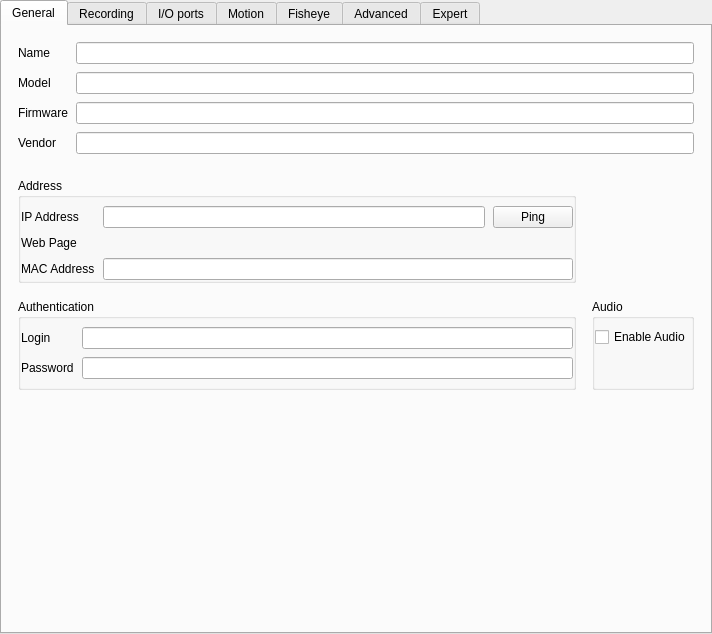
This is client/src/ui/widgets/properties/single_camera_settings_widget.ui in networkoptix/nx_open as Qt 5 draws it before an edit. The edited form follows.
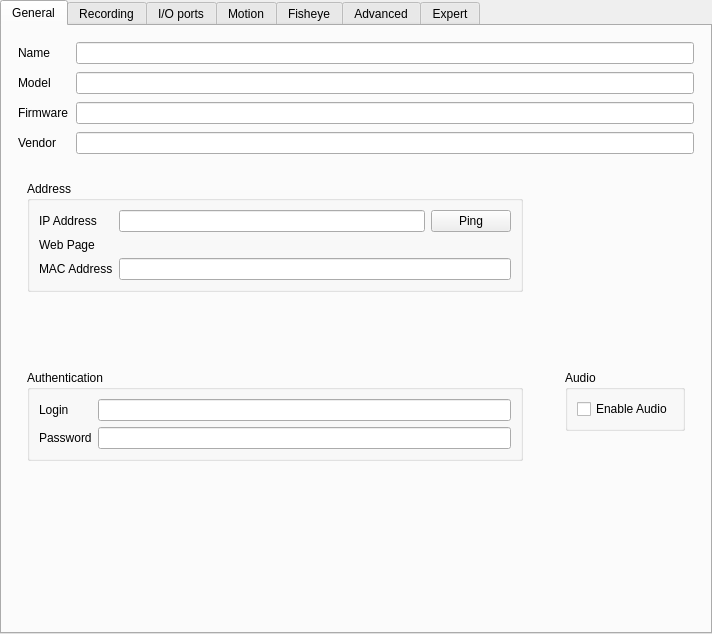
This is the edited form. Custom widgets are drawn as their Qt base class.

Commit message:
Margins adjustments for camera settings dialogs & property pages
<==== Mercurial data ====>
Branch: dev_3.0.0_gui

The edit to the form file:
```diff
--- a/client/src/ui/widgets/properties/single_camera_settings_widget.ui
+++ b/client/src/ui/widgets/properties/single_camera_settings_widget.ui
@@ -33,9 +33,6 @@
        <string>General</string>
       </attribute>
       <layout class="QVBoxLayout" name="verticalLayout_2">
-       <property name="spacing">
-        <number>16</number>
-       </property>
        <property name="leftMargin">
         <number>16</number>
        </property>
@@ -116,12 +113,114 @@
        <item>
         <layout class="QGridLayout" name="gridLayout_2">
          <property name="topMargin">
-          <number>8</number>
+          <number>12</number>
          </property>
-         <property name="spacing">
-          <number>16</number>
+         <property name="horizontalSpacing">
+          <number>24</number>
          </property>
+         <property name="verticalSpacing">
+          <number>20</number>
+         </property>
+         <item row="0" column="1">
+          <widget class="QnImageControlWidget" name="imageControlWidget" native="true"/>
+         </item>
+         <item row="1" column="1">
+          <widget class="QWidget" name="widget_4" native="true">
+           <layout class="QVBoxLayout" name="verticalLayout_11">
+            <item>
+             <widget class="QGroupBox" name="audioGroupBox">
+              <property name="title">
+               <string>Audio</string>
+              </property>
+              <property name="flat">
+               <bool>true</bool>
+              </property>
+              <layout class="QVBoxLayout" name="verticalLayout">
+               <item>
+                <widget class="QCheckBox" name="enableAudioCheckBox">
+                 <property name="text">
+                  <string>Enable Audio</string>
+                 </property>
+                </widget>
+               </item>
+              </layout>
+             </widget>
+            </item>
+            <item>
+             <spacer name="verticalSpacer_2">
+              <property name="orientation">
+               <enum>Qt::Vertical</enum>
+              </property>
+              <property name="sizeHint" stdset="0">
+               <size>
+                <width>20</width>
+                <height>40</height>
+               </size>
+              </property>
+             </spacer>
+            </item>
+           </layout>
+          </widget>
+         </item>
+         <item row="1" column="0">
+          <widget class="QWidget" name="widget_3" native="true">
+           <layout class="QVBoxLayout" name="verticalLayout_5">
+            <item>
+             <widget class="QGroupBox" name="authenticationGroupBox">
+              <property name="title">
+               <string>Authentication</string>
+              </property>
+              <property name="flat">
+               <bool>true</bool>
+              </property>
+              <layout class="QFormLayout" name="formLayout_4">
          <item row="0" column="0">
+                <widget class="QLabel" name="loginLabel">
+                 <property name="text">
+                  <string>Login</string>
+                 </property>
+                </widget>
+               </item>
+               <item row="0" column="1">
+                <widget class="QLineEdit" name="loginEdit"/>
+               </item>
+               <item row="1" column="0">
+                <widget class="QLabel" name="passwordLabel">
+                 <property name="text">
+                  <string>Password</string>
+                 </property>
+                </widget>
+               </item>
+               <item row="1" column="1">
+                <widget class="QLineEdit" name="passwordEdit">
+                 <property name="echoMode">
+                  <enum>QLineEdit::PasswordEchoOnEdit</enum>
+                 </property>
+                </widget>
+               </item>
+              </layout>
+             </widget>
+            </item>
+            <item>
+             <spacer name="verticalSpacer_5">
+              <property name="orientation">
+               <enum>Qt::Vertical</enum>
+              </property>
+              <property name="sizeHint" stdset="0">
+               <size>
+                <width>20</width>
+                <height>40</height>
+               </size>
+              </property>
+             </spacer>
+            </item>
+           </layout>
+          </widget>
+         </item>
+         <item row="0" column="0">
+          <widget class="QWidget" name="widget_2" native="true">
+           <layout class="QVBoxLayout" name="verticalLayout_4">
+            <item>
           <widget class="QGroupBox" name="addressGroupBox">
            <property name="title">
             <string>Address</string>
@@ -130,24 +229,13 @@
             <bool>true</bool>
            </property>
            <layout class="QFormLayout" name="formLayout_5">
-            <property name="horizontalSpacing">
-             <number>8</number>
-            </property>
-            <property name="verticalSpacing">
-             <number>8</number>
-            </property>
-            <property name="leftMargin">
-             <number>0</number>
-            </property>
-            <property name="topMargin">
-             <number>8</number>
-            </property>
-            <property name="rightMargin">
-             <number>0</number>
-            </property>
-            <property name="bottomMargin">
-             <number>0</number>
-            </property>
+               <item row="0" column="0">
+                <widget class="QLabel" name="ipAddressLabel">
+                 <property name="text">
+                  <string>IP Address</string>
+                 </property>
+                </widget>
+               </item>
             <item row="0" column="1">
              <layout class="QHBoxLayout" name="horizontalLayout_5">
               <item>
@@ -195,13 +283,6 @@
               </property>
              </widget>
             </item>
-            <item row="0" column="0">
-             <widget class="QLabel" name="ipAddressLabel">
-              <property name="text">
-               <string>IP Address</string>
-              </property>
-             </widget>
-            </item>
             <item row="2" column="0">
              <widget class="QLabel" name="macAddressLabel">
               <property name="text">
@@ -219,99 +300,8 @@
            </layout>
           </widget>
          </item>
-         <item row="1" column="0">
-          <widget class="QGroupBox" name="authenticationGroupBox">
-           <property name="title">
-            <string>Authentication</string>
-           </property>
-           <property name="flat">
-            <bool>true</bool>
-           </property>
-           <layout class="QFormLayout" name="formLayout_4">
-            <property name="fieldGrowthPolicy">
-             <enum>QFormLayout::AllNonFixedFieldsGrow</enum>
-            </property>
-            <property name="horizontalSpacing">
-             <number>8</number>
-            </property>
-            <property name="verticalSpacing">
-             <number>8</number>
-            </property>
-            <property name="leftMargin">
-             <number>0</number>
-            </property>
-            <property name="topMargin">
-             <number>8</number>
-            </property>
-            <property name="rightMargin">
-             <number>0</number>
-            </property>
-            <property name="bottomMargin">
-             <number>0</number>
-            </property>
-            <item row="0" column="0">
-             <widget class="QLabel" name="loginLabel">
-              <property name="text">
-               <string>Login</string>
-              </property>
-             </widget>
-            </item>
-            <item row="0" column="1">
-             <widget class="QLineEdit" name="loginEdit"/>
-            </item>
-            <item row="1" column="0">
-             <widget class="QLabel" name="passwordLabel">
-              <property name="text">
-               <string>Password</string>
-              </property>
-             </widget>
-            </item>
-            <item row="1" column="1">
-             <widget class="QLineEdit" name="passwordEdit">
-              <property name="echoMode">
-               <enum>QLineEdit::PasswordEchoOnEdit</enum>
-              </property>
-             </widget>
-            </item>
-           </layout>
-          </widget>
-         </item>
-         <item row="0" column="1">
-          <widget class="QnImageControlWidget" name="imageControlWidget" native="true"/>
-         </item>
-         <item row="1" column="1">
-          <widget class="QGroupBox" name="audioGroupBox">
-           <property name="title">
-            <string>Audio</string>
-           </property>
-           <property name="flat">
-            <bool>true</bool>
-           </property>
-           <layout class="QVBoxLayout" name="verticalLayout">
-            <property name="spacing">
-             <number>8</number>
-            </property>
-            <property name="leftMargin">
-             <number>0</number>
-            </property>
-            <property name="topMargin">
-             <number>8</number>
-            </property>
-            <property name="rightMargin">
-             <number>0</number>
-            </property>
-            <property name="bottomMargin">
-             <number>0</number>
-            </property>
             <item>
-             <widget class="QCheckBox" name="enableAudioCheckBox">
-              <property name="text">
-               <string>Enable Audio</string>
-              </property>
-             </widget>
-            </item>
-            <item>
-             <spacer name="verticalSpacer_2">
+             <spacer name="verticalSpacer_3">
               <property name="orientation">
                <enum>Qt::Vertical</enum>
               </property>
@@ -352,16 +342,16 @@
       </attribute>
       <layout class="QVBoxLayout" name="recordingLayout">
        <property name="leftMargin">
-        <number>0</number>
+        <number>16</number>
        </property>
        <property name="topMargin">
-        <number>0</number>
+        <number>16</number>
        </property>
        <property name="rightMargin">
-        <number>0</number>
+        <number>16</number>
        </property>
        <property name="bottomMargin">
-        <number>0</number>
+        <number>16</number>
        </property>
        <item>
         <widget class="QnCameraScheduleWidget" name="cameraScheduleWidget" native="true"/>
@@ -372,7 +362,19 @@
       <attribute name="title">
        <string>I/O ports</string>
       </attribute>
-      <layout class="QVBoxLayout" name="verticalLayout_28" stretch="0">
+      <layout class="QVBoxLayout" name="verticalLayout_28">
+       <property name="leftMargin">
+        <number>16</number>
+       </property>
+       <property name="topMargin">
+        <number>16</number>
+       </property>
+       <property name="rightMargin">
+        <number>16</number>
+       </property>
+       <property name="bottomMargin">
+        <number>16</number>
+       </property>
        <item>
         <widget class="QnIOPortSettingsWidget" name="ioPortSettingsWidget" native="true"/>
        </item>
@@ -383,6 +385,18 @@
        <string>Motion</string>
       </attribute>
       <layout class="QVBoxLayout" name="verticalLayout_7" stretch="0,1,0,0,0">
+       <property name="leftMargin">
+        <number>16</number>
+       </property>
+       <property name="topMargin">
+        <number>16</number>
+       </property>
+       <property name="rightMargin">
+        <number>16</number>
+       </property>
+       <property name="bottomMargin">
+        <number>16</number>
+       </property>
        <item>
         <widget class="QLabel" name="motionAvailableLabel">
          <property name="font">
@@ -593,16 +607,16 @@
       </attribute>
       <layout class="QVBoxLayout" name="verticalLayout_10">
        <property name="leftMargin">
-        <number>0</number>
+        <number>16</number>
        </property>
        <property name="topMargin">
-        <number>0</number>
+        <number>16</number>
        </property>
        <property name="rightMargin">
-        <number>0</number>
+        <number>16</number>
        </property>
        <property name="bottomMargin">
-        <number>0</number>
+        <number>16</number>
        </property>
        <item>
         <widget class="QnFisheyeSettingsWidget" name="fisheyeSettingsWidget" native="true"/>
@@ -614,6 +628,18 @@
        <string>Advanced</string>
       </attribute>
       <layout class="QVBoxLayout" name="verticalLayout_3">
+       <property name="leftMargin">
+        <number>16</number>
+       </property>
+       <property name="topMargin">
+        <number>16</number>
+       </property>
+       <property name="rightMargin">
+        <number>16</number>
+       </property>
+       <property name="bottomMargin">
+        <number>16</number>
+       </property>
        <item>
         <widget class="QnCameraAdvancedSettingsWidget" name="advancedSettingsWidget" native="true"/>
        </item>
@@ -625,16 +651,16 @@
       </attribute>
       <layout class="QVBoxLayout" name="verticalLayout_6">
        <property name="leftMargin">
-        <number>0</number>
+        <number>16</number>
        </property>
        <property name="topMargin">
-        <number>0</number>
+        <number>16</number>
        </property>
        <property name="rightMargin">
-        <number>0</number>
+        <number>16</number>
        </property>
        <property name="bottomMargin">
-        <number>0</number>
+        <number>16</number>
        </property>
        <item>
         <widget class="QnCameraExpertSettingsWidget" name="expertSettingsWidget" native="true"/>
@@ -646,6 +672,12 @@
   </layout>
  </widget>
  <customwidgets>
+  <customwidget>
+   <class>QnFisheyeSettingsWidget</class>
+   <extends>QWidget</extends>
+   <header>ui/widgets/properties/fisheye_settings_widget.h</header>
+   <container>1</container>
+  </customwidget>
   <customwidget>
    <class>QnCameraExpertSettingsWidget</class>
    <extends>QWidget</extends>
@@ -669,12 +701,6 @@
    <extends>QSlider</extends>
    <header>ui/widgets/properties/text_tick_slider.h</header>
   </customwidget>
-  <customwidget>
-   <class>QnFisheyeSettingsWidget</class>
-   <extends>QWidget</extends>
-   <header location="global">ui/widgets/properties/fisheye_settings_widget.h</header>
-   <container>1</container>
-  </customwidget>
   <customwidget>
    <class>QnCameraAdvancedSettingsWidget</class>
    <extends>QWidget</extends>
```
Lines whose indentation alone changed are shown as unchanged. The commit also changes 5 other files.
